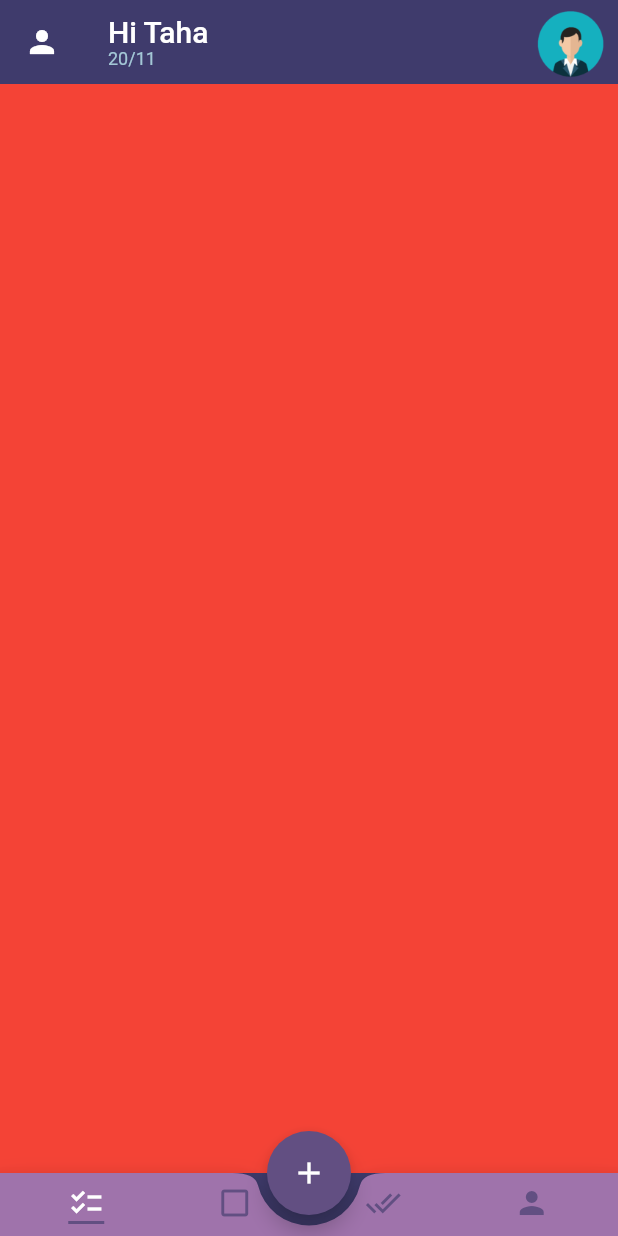
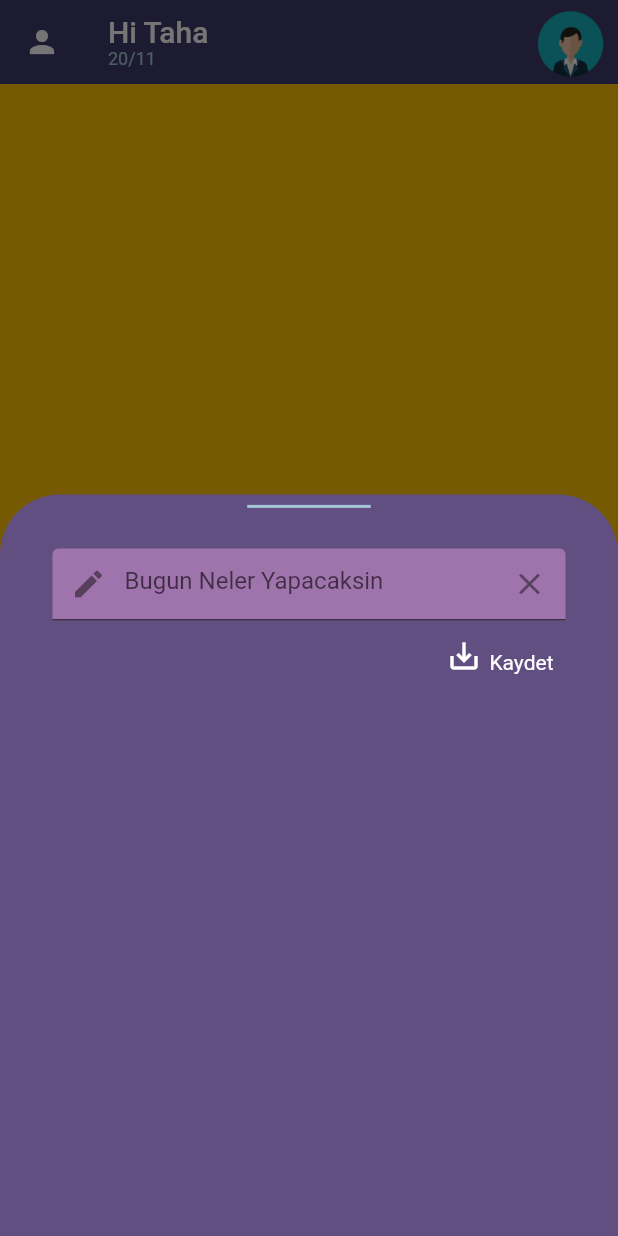
Before and after one commit to tahaturan/todo_app_riverpod, a Flutter app: the screen it shows after launch, after a tap on the "add" icon, on a phone screen of 412 x 824 dp. Run offline on Flutter 3.47's test engine with Material 2 defaults, Android fonts, the light colour scheme and no system bars.

Commit message:
bottomSheet eklendi

```diff
--- a/lib/core/views/home_page.dart
+++ b/lib/core/views/home_page.dart
@@ -1,4 +1,8 @@
 import 'package:flutter/material.dart';
+import 'package:todo_app_riverpod/product/constants/borderradius/projocet_border_radius.dart';
+import 'package:todo_app_riverpod/product/constants/color/project_color.dart';
+import 'package:todo_app_riverpod/product/constants/padding/project_padding.dart';
+import 'package:todo_app_riverpod/product/widgets/custom_bottom_sheet.dart';
 
 import 'package:todo_app_riverpod/product/widgets/my_bottom_appbar.dart';
 import 'package:todo_app_riverpod/product/widgets/project_appbar.dart';
@@ -22,22 +26,34 @@ class _HomePageState extends State<HomePage> with TickerProviderStateMixin {
   Widget build(BuildContext context) {
     return Scaffold(
       appBar: AppBarScreen(),
-      body: SafeArea(
-          child: TabBarView(
+      body: TabBarView(
         controller: _tabController,
         children: [
-          Container(color: Colors.red),
+          Container(color: Colors.amber),
           Container(color: Colors.green),
           Container(color: Colors.cyan),
           Container(color: Colors.black),
         ],
-      )),
+      ),
       floatingActionButton: FloatingActionButton(
-        onPressed: () {},
+        onPressed: () {
+          showModalBottomSheet(
+            context: context,
+            builder: (context) {
+              return const CustomBottomSheet();
+            },
+            constraints: BoxConstraints(maxHeight: MediaQuery.of(context).size.height * 0.6),
+            backgroundColor: ProjectColor.sumptuousPurble.color(),
+            isScrollControlled: true,
+            shape: const OutlineInputBorder(
+                borderRadius: ProjectBorderRadius.bottomSheetBorderRadius, borderSide: BorderSide.none),
+          );
+        },
         child: const Icon(Icons.add),
       ),
       floatingActionButtonLocation: FloatingActionButtonLocation.miniCenterDocked,
       bottomNavigationBar: MyBottomAppbar(tabController: _tabController),
+      extendBody: true,
     );
   }
 }
--- /dev/null
+++ b/lib/product/constants/borderradius/projocet_border_radius.dart
@@ -0,0 +1,5 @@
+import 'package:flutter/material.dart';
+
+class ProjectBorderRadius {
+  static const bottomSheetBorderRadius = BorderRadius.only(topLeft: Radius.circular(40), topRight: Radius.circular(40));
+}
--- a/lib/product/constants/padding/project_padding.dart
+++ b/lib/product/constants/padding/project_padding.dart
@@ -2,4 +2,5 @@ import 'package:flutter/material.dart';
 
 class ProjectPadding {
   static const paddingAll = EdgeInsets.all(8);
+  static const bottomSheetPadding = EdgeInsets.only(top: 20, right: 35, left: 35);
 }
--- a/lib/product/theme/global_theme.dart
+++ b/lib/product/theme/global_theme.dart
@@ -8,8 +8,12 @@ class GlobalTheme {
     textTheme: const TextTheme(headline3: TextStyle(color: Colors.white)),
     bottomNavigationBarTheme: const BottomNavigationBarThemeData(backgroundColor: Colors.red),
     floatingActionButtonTheme: FloatingActionButtonThemeData(
-      backgroundColor: ProjectColor.sumptuousPurble.color(),
-      splashColor: ProjectColor.blueDam.color(),
+        backgroundColor: ProjectColor.sumptuousPurble.color(), splashColor: ProjectColor.blueDam.color()),
+    inputDecorationTheme: InputDecorationTheme(
+      filled: true,
+      iconColor: ProjectColor.scaffoldBackgroundColor.color(),
+      focusColor: Colors.white,
+      fillColor: ProjectColor.karmaChameleon.color(),
     ),
   );
 }
--- /dev/null
+++ b/lib/product/widgets/custom_bottom_sheet.dart
@@ -0,0 +1,99 @@
+import 'package:flutter/material.dart';
+import 'package:todo_app_riverpod/product/constants/color/project_color.dart';
+import 'package:todo_app_riverpod/product/constants/padding/project_padding.dart';
+
+class CustomBottomSheet extends StatefulWidget {
+  const CustomBottomSheet({
+    Key? key,
+  }) : super(key: key);
+
+  @override
+  State<CustomBottomSheet> createState() => _CustomBottomSheetState();
+}
+
+class _CustomBottomSheetState extends State<CustomBottomSheet> {
+  late TextEditingController _controller;
+
+  @override
+  void initState() {
+    super.initState();
+    _controller = TextEditingController();
+  }
+
+  @override
+  Widget build(BuildContext context) {
+    return SafeArea(
+      child: Column(
+        children: [
+          Divider(
+              color: ProjectColor.blueDam.color(),
+              thickness: 2,
+              endIndent: MediaQuery.of(context).size.width * 0.4,
+              indent: MediaQuery.of(context).size.width * 0.4),
+          Padding(
+            padding: ProjectPadding.bottomSheetPadding,
+            child: _CustomBottomTextfiled(controller: _controller),
+          ),
+        ],
+      ),
+    );
+  }
+}
+
+class _CustomBottomTextfiled extends StatelessWidget {
+  final TextEditingController controller;
+
+  const _CustomBottomTextfiled({required this.controller});
+
+  void _onSbubmitted(String value) {
+    debugPrint(value);
+    controller.clear();
+  }
+
+  void _saveButton() {
+    if (controller.text.isNotEmpty) {
+      debugPrint(controller.text);
+      controller.clear();
+    }
+  }
+
+  @override
+  Widget build(BuildContext context) {
+    return Column(
+      crossAxisAlignment: CrossAxisAlignment.end,
+      children: [
+        TextField(
+          controller: controller,
+          onSubmitted: _onSbubmitted,
+          decoration: InputDecoration(
+            hintText: 'Bugun Neler Yapacaksin',
+            prefixIcon: const Icon(Icons.edit),
+            suffixIcon: IconButton(
+                onPressed: () {
+                  controller.clear();
+                },
+                icon: const Icon(Icons.clear)),
+            filled: true,
+            iconColor: Colors.white,
+          ),
+        ),
+        TextButton(
+          onPressed: _saveButton,
+          child: Row(
+            mainAxisAlignment: MainAxisAlignment.end,
+            crossAxisAlignment: CrossAxisAlignment.end,
+            mainAxisSize: MainAxisSize.min,
+            children: [
+              const Icon(Icons.save_alt_outlined, color: Colors.white),
+              const SizedBox(width: 5),
+              Text(
+                "Kaydet",
+                style: Theme.of(context).textTheme.bodyText2,
+              ),
+            ],
+          ),
+        ),
+      ],
+    );
+  }
+}
```
